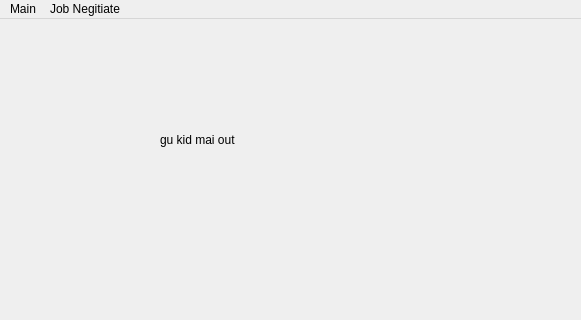
First picture: the form in ui_form/Company_main_screen.ui, repository Sirawap/PathFinder-Project, before the edit; both pictures show x 0 to 581 and y 0 to 320 of the 800 by 600 pixel window.
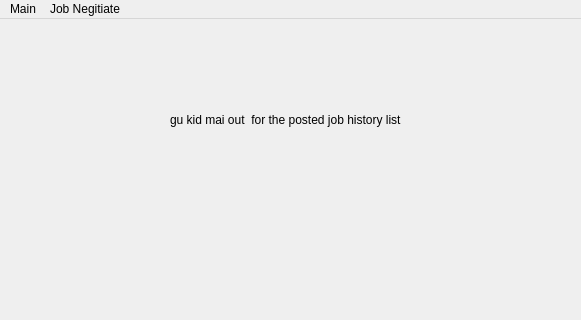
Second picture: the form after the edit.

Commit message: Sukoshi shūsei

What changed in the file:
```diff
--- a/ui_form/Company_main_screen.ui
+++ b/ui_form/Company_main_screen.ui
@@ -17,14 +17,14 @@
    <widget class="QLabel" name="label">
     <property name="geometry">
      <rect>
-      <x>160</x>
-      <y>100</y>
+      <x>170</x>
+      <y>80</y>
       <width>331</width>
       <height>41</height>
      </rect>
     </property>
     <property name="text">
-     <string>gu kid mai out</string>
+     <string>gu kid mai out  for the posted job history list</string>
     </property>
    </widget>
   </widget>
```
Left out of the diff: 4 changed lines with no effect on the pictures. The commit also changes 2 other files.
